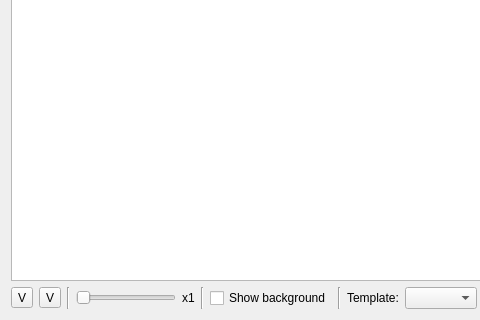
Old version of the form src/widgets/titlewidget_ui.ui in the repository KDE/kdenlive; both pictures show x 0 to 480 and y 359 to 679 of the 1127 by 679 pixel window.
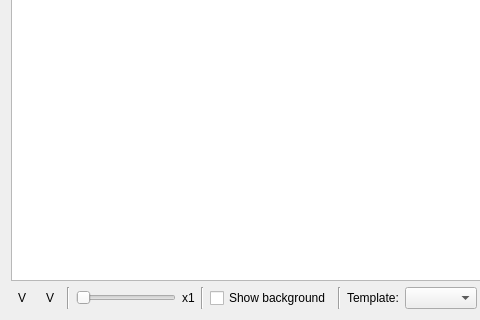
New version of the form. Custom widgets are drawn as their Qt base class.

The edit to the form file:
```diff
--- a/src/widgets/titlewidget_ui.ui
+++ b/src/widgets/titlewidget_ui.ui
@@ -6,7 +6,7 @@
    <rect>
     <x>0</x>
     <y>0</y>
-    <width>1100</width>
+    <width>1102</width>
     <height>679</height>
    </rect>
   </property>
@@ -686,6 +686,9 @@
      <property name="text">
       <string>V</string>
      </property>
+     <property name="autoRaise">
+      <bool>true</bool>
+     </property>
     </widget>
    </item>
    <item row="3" column="1">
@@ -693,6 +696,9 @@
      <property name="text">
       <string>V</string>
      </property>
+     <property name="autoRaise">
+      <bool>true</bool>
+     </property>
     </widget>
    </item>
    <item row="3" column="3">
```
